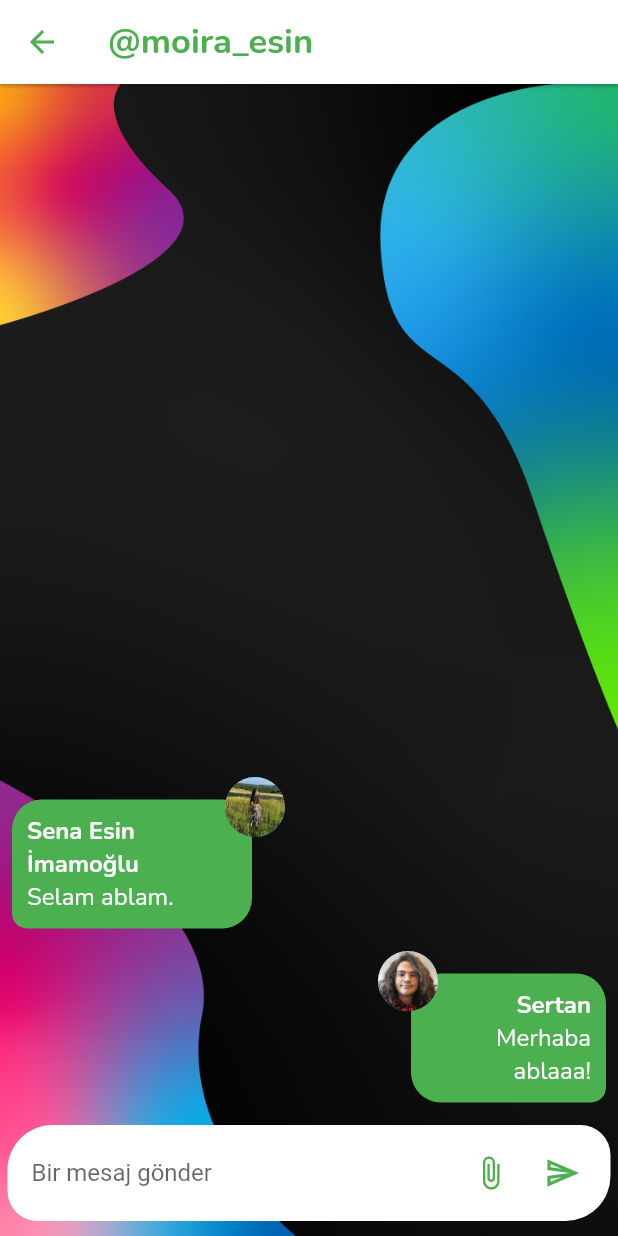
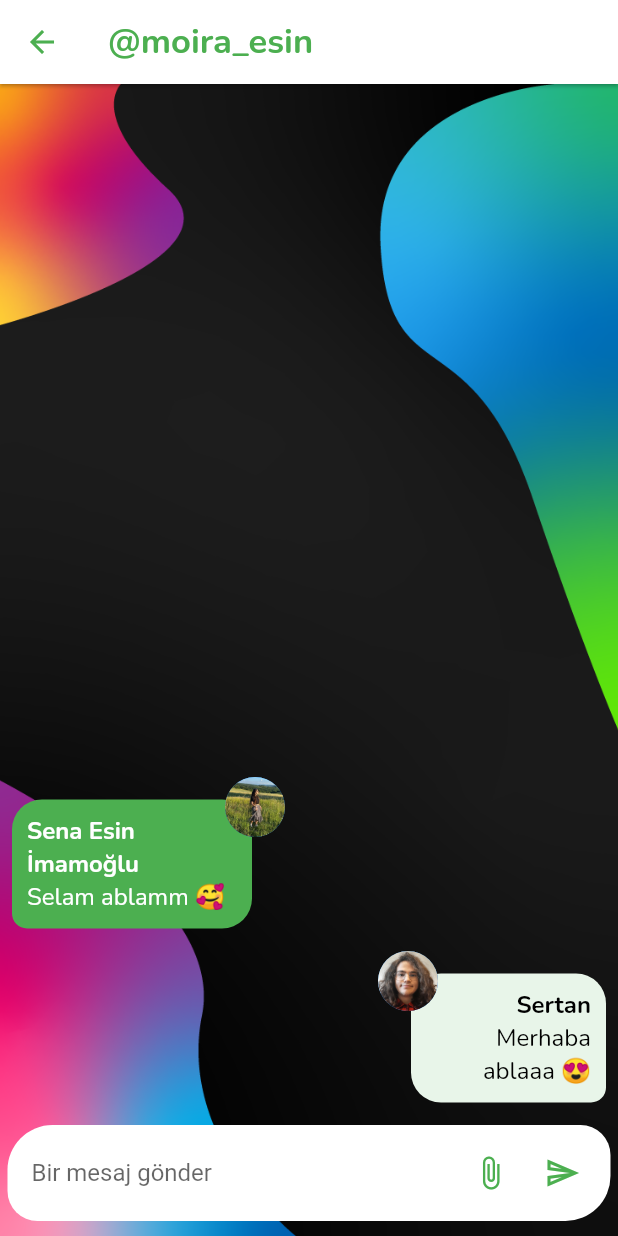
Before and after one commit to simamoglu/famille, a Flutter app: the ChatScreen screen opened directly, on a phone screen of 412 x 824 dp. Run offline on Flutter 3.47's test engine with Material 2 defaults, Android fonts, the phone set to English and light mode, and no system bars.

```diff
--- a/lib/screens/chat_screen.dart
+++ b/lib/screens/chat_screen.dart
@@ -63,7 +63,7 @@ class _ChatScreenState extends State<ChatScreen> {
                             ),
                           ),
                           Text(
-                            'Selam ablam.',
+                            'Selam ablamm 🥰',
                             style: TextStyle(
                               color: Colors.white,
                               // Theme.of(context).accentTextTheme.headline1.color,
@@ -91,9 +91,9 @@ class _ChatScreenState extends State<ChatScreen> {
                   clipBehavior: Clip.none,
                   children: [
                     Container(
-                      decoration: const BoxDecoration(
-                          color: Colors.green,
-                          borderRadius: BorderRadius.only(
+                      decoration: BoxDecoration(
+                          color: Theme.of(context).backgroundColor,
+                          borderRadius: const BorderRadius.only(
                             bottomLeft: Radius.circular(20.0),
                             bottomRight: Radius.circular(10.0),
                             topLeft: Radius.circular(20.0),
@@ -115,13 +115,13 @@ class _ChatScreenState extends State<ChatScreen> {
                             'Sertan',
                             style: TextStyle(
                               fontWeight: FontWeight.bold,
-                              color: Colors.white,
+                              color: Colors.black,
                             ),
                           ),
                           Text(
-                            'Merhaba ablaaa!',
+                            'Merhaba ablaaa 😍',
                             style: TextStyle(
-                              color: Colors.white,
+                              color: Colors.black,
                             ),
                             textAlign: TextAlign.right,
                           ),
--- a/lib/screens/profile_screen.dart
+++ b/lib/screens/profile_screen.dart
@@ -45,6 +45,9 @@ class _ProfileScreenState extends State<ProfileScreen> {
         child: Column(
           mainAxisAlignment: MainAxisAlignment.start,
           children: [
+            const SizedBox(
+              height: 15,
+            ),
             CustomCard(
               Column(
                 crossAxisAlignment: CrossAxisAlignment.start,
@@ -186,6 +189,9 @@ class _ProfileScreenState extends State<ProfileScreen> {
                 ],
               ),
             ),
+            const SizedBox(
+              height: 10,
+            ),
             const CircleAvatar(
               radius: 10,
               backgroundColor: Colors.white,
--- a/lib/screens/settings_screen.dart
+++ b/lib/screens/settings_screen.dart
@@ -20,6 +20,9 @@ class SettingsScreen extends StatelessWidget {
       body: Column(
         mainAxisAlignment: MainAxisAlignment.start,
         children: [
+          const SizedBox(
+            height: 15,
+          ),
           CustomCard(
             SizedBox(
               width: double.infinity,
@@ -143,6 +146,9 @@ class SettingsScreen extends StatelessWidget {
               ),
             ),
           ),
+          const SizedBox(
+            height: 15,
+          ),
           CustomCard(
             SizedBox(
               width: double.infinity,
```
Also changed, not shown: lib/screens/activities_screen.dart (+9 -1 lines), lib/screens/feed_screen.dart (+21 -1 lines).
